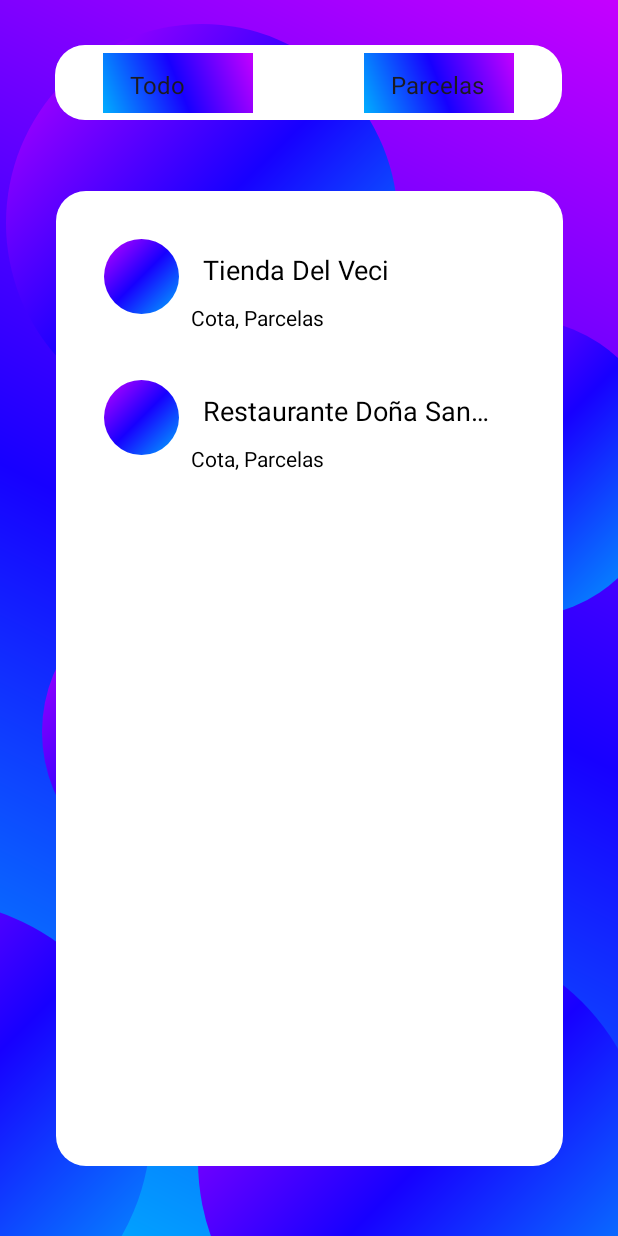
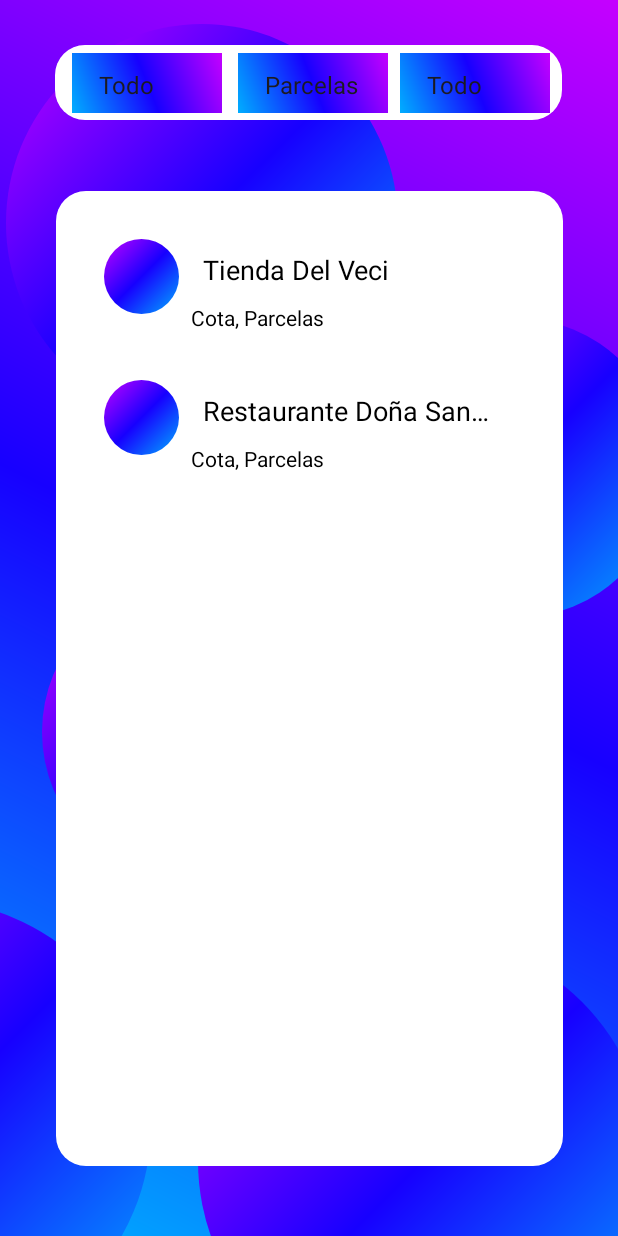
Before and after one commit to feliUsa/IngenieriaSoftware, an Android app: the tiendasActivity screen opened directly, with no data from a screen before it, on a phone screen of 412 x 824 dp. Run offline under Robolectric (Android 15) with nearby library versions, the phone set to English and light mode, and no system bars.

Commit message:
Se creo otra funcionalidad para filtrar pero esta bez por el tipo de tienda

```diff
--- a/Proyectos Android/MiVeci/app/src/main/java/com/example/miveci/Tienda.kt
+++ b/Proyectos Android/MiVeci/app/src/main/java/com/example/miveci/Tienda.kt
@@ -4,6 +4,7 @@ data class Tienda(
     val nombre: String,
     val ciudad: String,
     val localidad: String,
+    val tipo: String,
     val descripcion: String,
     val numeroContacto: String,
     val latitud: Double,
--- a/Proyectos Android/MiVeci/app/src/main/java/com/example/miveci/TiendaAdapter.kt
+++ b/Proyectos Android/MiVeci/app/src/main/java/com/example/miveci/TiendaAdapter.kt
@@ -1,5 +1,6 @@
 package com.example.miveci
 
+import android.annotation.SuppressLint
 import android.app.AlertDialog
 import android.content.Context
 import android.content.Intent
@@ -24,6 +25,7 @@ class TiendaAdapter(
         val view = LayoutInflater.from(parent.context).inflate(R.layout.list_item_tienda, parent, false)
         return ViewHolder(view)
     }
+
 
     override fun onBindViewHolder(holder: ViewHolder, position: Int) {
         val tienda = tiendas[position]
--- a/Proyectos Android/MiVeci/app/src/main/java/com/example/miveci/mapActivity.kt
+++ b/Proyectos Android/MiVeci/app/src/main/java/com/example/miveci/mapActivity.kt
@@ -102,7 +102,7 @@ class mapActivity : AppCompatActivity(), OnMapReadyCallback {
 
             while (reader.readLine().also { line = it } != null) {
                 val parts = line?.split(",")
-                if (parts?.size == 7) { // Verifica que haya 7 partes en lugar de 5
+                if (parts?.size == 8) {
                     val nombre = parts[0]
                     val lat = parts[1].toDouble()
                     val lng = parts[2].toDouble()
--- a/Proyectos Android/MiVeci/app/src/main/java/com/example/miveci/tiendasActivity.kt
+++ b/Proyectos Android/MiVeci/app/src/main/java/com/example/miveci/tiendasActivity.kt
@@ -72,6 +72,7 @@ class tiendasActivity : AppCompatActivity() {
             }
 
             override fun onNothingSelected(parent: AdapterView<*>?) {
+                // No hacer nada
             }
         }
 
@@ -79,7 +80,7 @@ class tiendasActivity : AppCompatActivity() {
             override fun onItemSelected(parent: AdapterView<*>, view: View?, position: Int, id: Long) {
                 val ciudadSeleccionada = parent.getItemAtPosition(position).toString()
                 if (ciudadSeleccionada == "Todo") {
-                    adapter.actualizarLista(tiendasCompleta) // Mostrar todas las tiendas sin filtrar
+                    adapter.actualizarLista(tiendasCompleta)
                 } else {
                     val tiendasFiltradas = filtrarTiendasPorCiudad(ciudadSeleccionada)
                     adapter.actualizarLista(tiendasFiltradas)
@@ -90,6 +91,35 @@ class tiendasActivity : AppCompatActivity() {
                 // No hacer nada
             }
         }
+
+        val spinnerTipo: Spinner = findViewById(R.id.spinnerTipo)
+
+        // Obtener una lista de todos los tipos de tiendas únicos
+                val tiposDeTienda = obtenerTiposDeTienda().toMutableList()
+                tiposDeTienda.add(0, "Todo") // Agrega una opción para mostrar todas las tiendas
+
+                val tipoAdapter = ArrayAdapter(this, android.R.layout.simple_spinner_item, tiposDeTienda)
+                tipoAdapter.setDropDownViewResource(android.R.layout.simple_spinner_dropdown_item)
+                spinnerTipo.adapter = tipoAdapter
+
+        // Agregar listener para el Spinner de tipo de tienda
+                spinnerTipo.onItemSelectedListener = object : AdapterView.OnItemSelectedListener {
+                    override fun onItemSelected(parent: AdapterView<*>, view: View?, position: Int, id: Long) {
+                        val tipoSeleccionado = parent.getItemAtPosition(position).toString()
+                        if (tipoSeleccionado == "Todo") {
+                            // Mostrar todas las tiendas sin filtrar por tipo
+                            adapter.actualizarLista(tiendasCompleta)
+                        } else {
+                            // Filtrar las tiendas por tipo seleccionado
+                            val tiendasFiltradas = filtrarTiendasPorTipo(tipoSeleccionado)
+                            adapter.actualizarLista(tiendasFiltradas)
+                        }
+                    }
+
+                    override fun onNothingSelected(parent: AdapterView<*>?) {
+                        // No hacer nada
+                    }
+                }
     }
     private fun readTiendasFromFile(fileName: String): List<Tienda> {
         val tiendas = mutableListOf<Tienda>()
@@ -99,16 +129,18 @@ class tiendasActivity : AppCompatActivity() {
             var line: String?
             while (reader.readLine().also { line = it } != null) {
                 val parts = line?.split(",")
-                if (parts != null && parts.size == 7) {
+                if (parts != null && parts.size == 8) { // Ahora hay 8 campos en lugar de 7
                     val nombre = parts[0]
                     val ciudad = parts[3]
                     val localidad = parts[4]
-                    val descripcion = parts[5]
-                    val numeroContacto = parts[6]
+                    val tipo = parts[5] // Nuevo campo para el tipo de tienda
+                    val descripcion = parts[6]
+                    val numeroContacto = parts[7]
                     val latitud = parts[1].toDouble()
                     val longitud = parts[2].toDouble()
-                    tiendas.add(Tienda(nombre, ciudad, localidad, descripcion, numeroContacto, latitud, longitud))
+                    tiendas.add(Tienda(nombre, ciudad, localidad, tipo, descripcion, numeroContacto, latitud, longitud))
                 }
+
             }
             reader.close()
         } catch (e: IOException) {
@@ -117,6 +149,16 @@ class tiendasActivity : AppCompatActivity() {
         return tiendas
     }
 
+
+    // Obtener una lista de todos los tipos de tiendas únicos de las tiendas
+    private fun obtenerTiposDeTienda(): List<String> {
+        return tiendas.map { it.tipo }.distinct()
+    }
+
+    // Función para filtrar tiendas por tipo
+    private fun filtrarTiendasPorTipo(tipo: String): List<Tienda> {
+        return tiendas.filter { it.tipo == tipo }
+    }
 
     // Funciones para filtrar tiendas por localidad y ciudad
     private fun filtrarTiendasPorLocalidad(localidad: String): List<Tienda> {
--- a/Proyectos Android/MiVeci/app/src/main/res/layout/activity_tiendas.xml
+++ b/Proyectos Android/MiVeci/app/src/main/res/layout/activity_tiendas.xml
@@ -83,9 +83,9 @@
             android:layout_alignParentTop="true"
             android:layout_alignParentEnd="true"
             android:layout_marginTop="5dp"
-            android:layout_marginEnd="32dp"
+            android:layout_marginEnd="116dp"
+            android:background="@drawable/fondo_degradado"
             android:padding="10dp"
-            android:background="@drawable/fondo_degradado"
             app:layout_constraintEnd_toEndOf="parent"
             app:layout_constraintTop_toTopOf="parent" />
 
@@ -95,12 +95,26 @@
             android:layout_height="40dp"
             android:layout_alignParentStart="true"
             android:layout_alignParentTop="true"
-            android:layout_marginStart="32dp"
-            android:padding="10dp"
+            android:layout_marginStart="11dp"
             android:layout_marginTop="5dp"
             android:background="@drawable/fondo_degradado"
+            android:padding="10dp"
             app:layout_constraintEnd_toEndOf="parent"
             app:layout_constraintTop_toBottomOf="@+id/spinnerLocalidad" />
+
+        <Spinner
+            android:id="@+id/spinnerTipo"
+            android:layout_width="100dp"
+            android:layout_height="40dp"
+            android:layout_alignParentStart="true"
+            android:layout_alignParentTop="true"
+            android:layout_marginStart="230dp"
+            android:layout_marginTop="5dp"
+            android:background="@drawable/fondo_degradado"
+            android:padding="10dp"
+            app:layout_constraintEnd_toEndOf="parent"
+            app:layout_constraintTop_toBottomOf="@+id/spinnerLocalidad" />
+
 
     </RelativeLayout>
 
--- a/Proyectos Android/MiVeci/app/src/main/res/raw/tiendas.txt
+++ b/Proyectos Android/MiVeci/app/src/main/res/raw/tiendas.txt
@@ -1,2 +1,2 @@
-Tienda Del Veci,4.773296,-74.1360361,Cota,Parcelas,Esta es la descripción de la Tienda Del Veci,123456789
-Restaurante Doña Sandra,4.7708774,-74.1317791,Cota,Parcelas,Esta es la descripción del Restaurante Doña Sandra,987654321
+Tienda Del Veci,4.773296,-74.1360361,Cota,Parcelas,Mercado,Esta es la descripción de la Tienda Del Veci,123456789
+Restaurante Doña Sandra,4.7708774,-74.1317791,Cota,Parcelas,Restaurante,Esta es la descripción del Restaurante Doña Sandra,987654321
```
